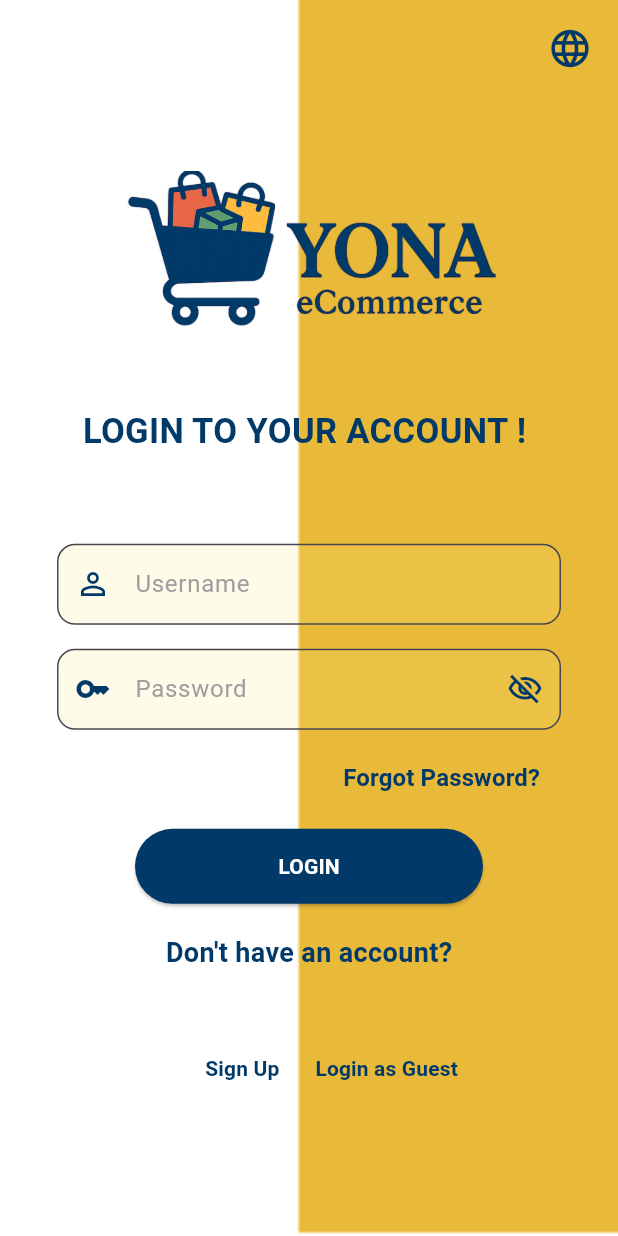
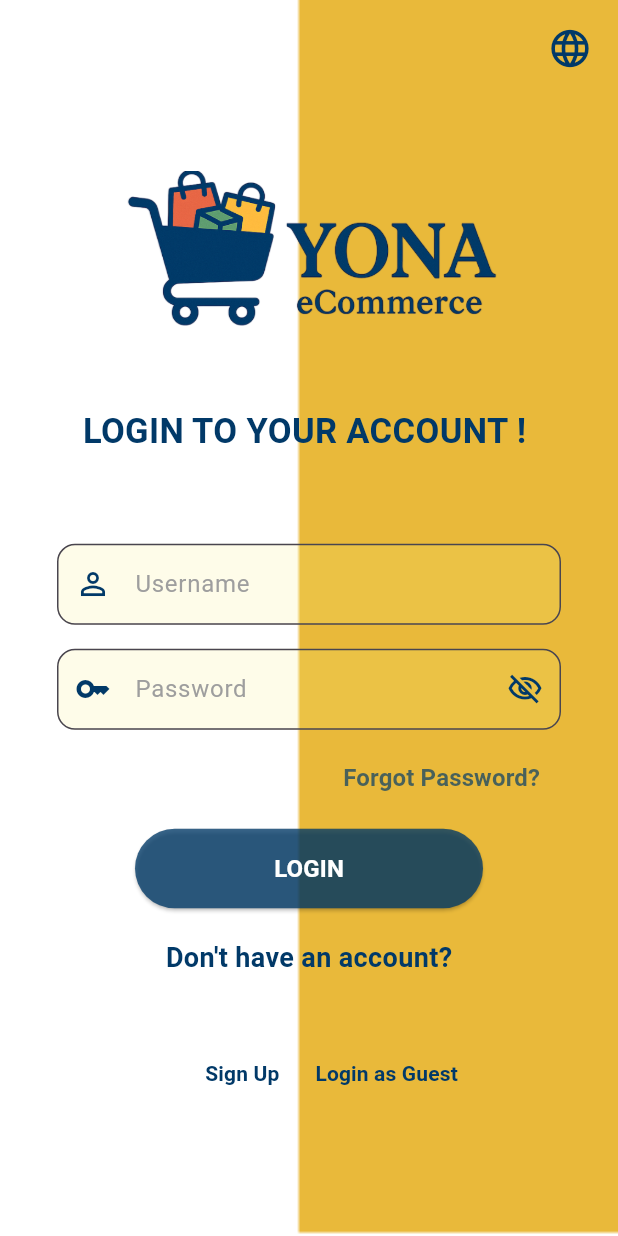
Before and after one commit to yoninani7/Yona_ecommerce, a Flutter app: the screen it shows after launch, after a tap on "Sign Up", on a phone screen of 412 x 824 dp. Run offline on Flutter 3.47's test engine with Material 3 defaults, Android fonts, the phone set to English and light mode, and no system bars.

Commit message:
registration in progress

```diff
--- a/yona_ecommerce/lib/main.dart
+++ b/yona_ecommerce/lib/main.dart
@@ -1,4 +1,5 @@
 import 'package:flutter/material.dart';
+import 'package:project1/screens/register.dart';
 
 void main() {
   runApp(const Welcome());
@@ -182,7 +183,7 @@ class _WelcomeState extends State<Welcome> {
                     child: Text(
                       'Forgot Password?',
                       style: TextStyle(
-                        color: Color(0xFF013968),
+                        color: Color.fromARGB(176, 1, 58, 104),
                         fontWeight: FontWeight.bold,
                         fontSize: 16,
                       ),
@@ -208,7 +209,12 @@ class _WelcomeState extends State<Welcome> {
                     });
                   },
                   style: ElevatedButton.styleFrom(
-                    backgroundColor: Color(0xFF013968), // Fixed color
+                    backgroundColor: Color.fromARGB(
+                      199,
+                      1,
+                      58,
+                      104,
+                    ), // Fixed color
                     padding: EdgeInsets.symmetric(horizontal: 50, vertical: 15),
                     shape: RoundedRectangleBorder(
                       borderRadius: BorderRadius.circular(30),
@@ -219,6 +225,7 @@ class _WelcomeState extends State<Welcome> {
                     style: TextStyle(
                       color: Colors.white,
                       fontWeight: FontWeight.bold,
+                      fontSize: 16,
                     ),
                   ),
                 ),
@@ -245,7 +252,16 @@ class _WelcomeState extends State<Welcome> {
                     child: Padding(
                       padding: const EdgeInsets.only(left: 50.0, top: 40.0),
                       child: TextButton(
-                        onPressed: () {},
+                        onPressed: () {
+                          Navigator.push(
+                            context,
+                            MaterialPageRoute(
+                              builder: (context) {
+                                return Register();
+                              },
+                            ),
+                          );
+                        },
                         child: Text(
                           'Sign Up',
                           style: TextStyle(
```
Also changed, not shown: yona_ecommerce/lib/screens/register.dart (added, +15 -0 lines).
